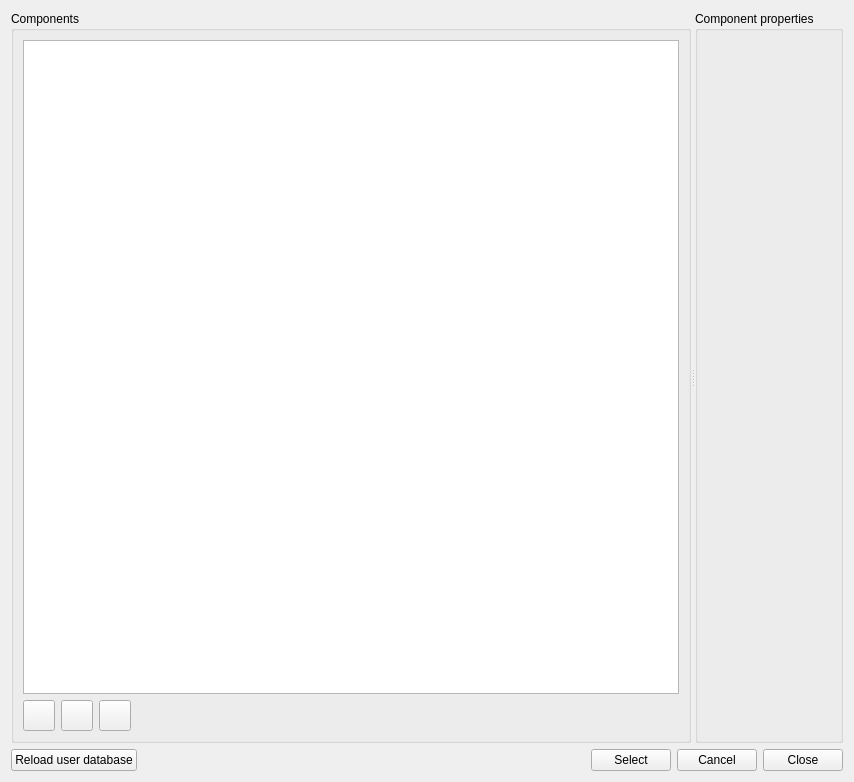
ghorwin/SIM-VICUS, file SIM-VICUS/src/SVDBNetworkComponentEditDialog.ui: the form before one commit.
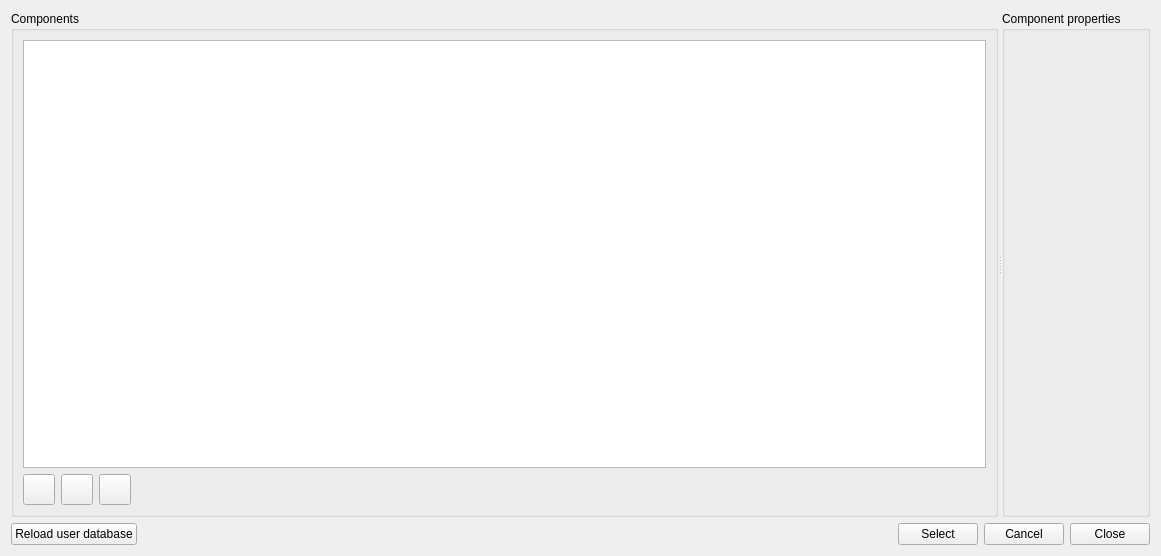
The form after the commit. Icons and pictures are not drawn. Custom widgets are drawn as their Qt base class.

Commit message: Enabling/disabling of widget properties.

What changed in the file:
```diff
--- a/SIM-VICUS/src/SVDBNetworkComponentEditDialog.ui
+++ b/SIM-VICUS/src/SVDBNetworkComponentEditDialog.ui
@@ -6,8 +6,8 @@
    <rect>
     <x>0</x>
     <y>0</y>
-    <width>854</width>
-    <height>782</height>
+    <width>1161</width>
+    <height>556</height>
    </rect>
   </property>
   <property name="windowTitle">
@@ -106,20 +106,7 @@
       </property>
       <layout class="QGridLayout" name="gridLayout_2">
        <item row="0" column="0">
-        <widget class="SVDBNetworkComponentEditWidget" name="editWidget" native="true">
-         <property name="minimumSize">
-          <size>
-           <width>0</width>
-           <height>0</height>
-          </size>
-         </property>
-         <property name="baseSize">
-          <size>
-           <width>0</width>
-           <height>0</height>
-          </size>
-         </property>
-        </widget>
+        <widget class="SVDBNetworkComponentEditWidget" name="editWidget" native="true"/>
        </item>
       </layout>
      </widget>
```
The commit also changes 2 other files.
